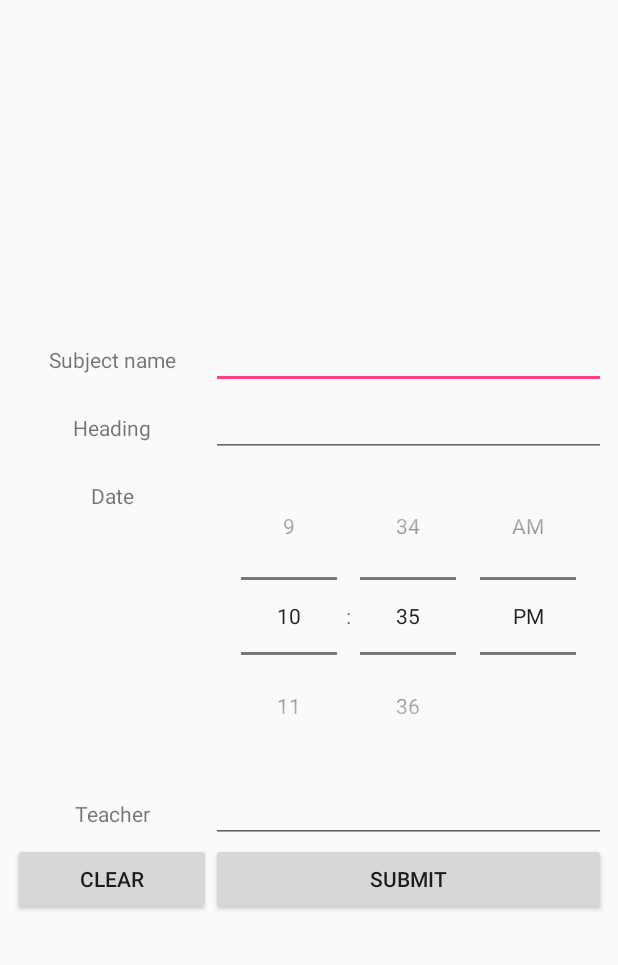
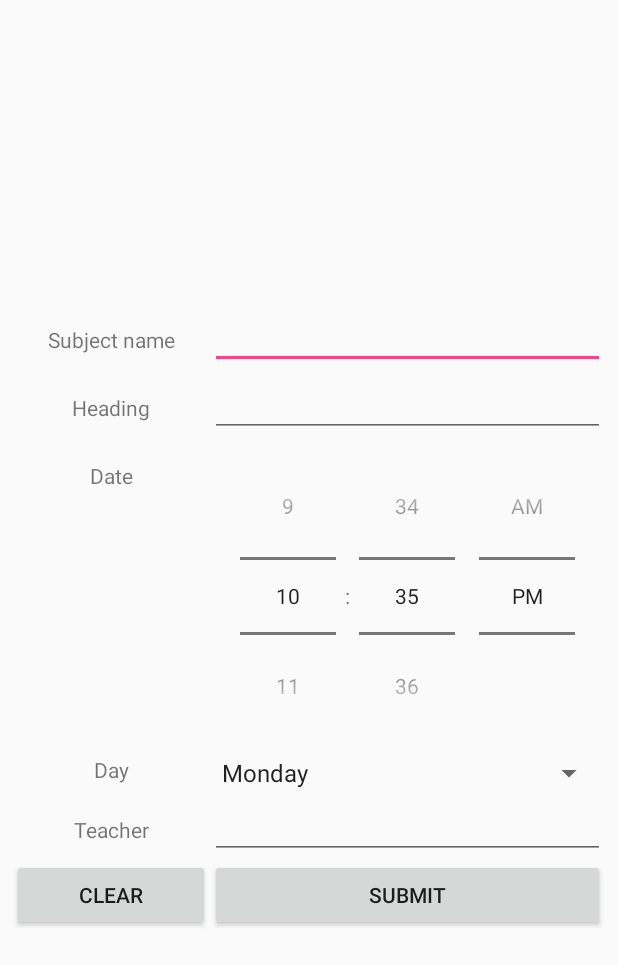
Before and after one commit to michalgorecki/Plan, an Android app: the screen it shows after launch (AddItemActivity), after a tap on "Add", on a phone screen of 412 x 824 dp. Shown: the top 965 px of the screen. Run offline under Robolectric (Android 15) with nearby library versions, the phone set to English and light mode, and no system bars; our stand-ins replace Room's generated code.

Commit message:
Modified domain - added weekday. +Corresponding changes to list adapter and changes in the form

```diff
--- a/app/src/main/java/mgorecki/pl/plan/activity/AddItemActivity.java
+++ b/app/src/main/java/mgorecki/pl/plan/activity/AddItemActivity.java
@@ -6,8 +6,10 @@ import android.support.v7.app.AppCompatActivity;
 import android.os.Bundle;
 import android.util.Log;
 import android.view.View;
+import android.widget.ArrayAdapter;
 import android.widget.Button;
 import android.widget.EditText;
+import android.widget.Spinner;
 import android.widget.TimePicker;
 import android.widget.Toast;
 
@@ -24,6 +26,7 @@ public class AddItemActivity extends AppCompatActivity {
     Calendar myCalendar;
     Button clearButton;
     Button submitButton;
+    Spinner spinner;
 
     @Override
     protected void onCreate(Bundle savedInstanceState) {
@@ -31,44 +34,50 @@ public class AddItemActivity extends AppCompatActivity {
         setContentView(R.layout.activity_add_item);
         myCalendar = Calendar.getInstance();
         clearButton = (Button) findViewById(R.id.clearButton);
-        submitButton =  (Button) findViewById(R.id.submitButton);
+        submitButton = (Button) findViewById(R.id.submitButton);
         timePicker = (TimePicker) findViewById(R.id.timePicker);
         nameEditText = (EditText) findViewById(R.id.nameEditText);
         headingEditText = (EditText) findViewById(R.id.headingEditText);
         teacherEditText = (EditText) findViewById(R.id.teacherEditText);
-        clearButton.setOnClickListener((v)->{
+        spinner = (Spinner) findViewById(R.id.spinner);
+        ArrayAdapter<CharSequence> adapter = ArrayAdapter.createFromResource(this,
+                R.array.weekdays_array, android.R.layout.simple_spinner_item);
+        adapter.setDropDownViewResource(android.R.layout.simple_spinner_dropdown_item);
+        spinner.setAdapter(adapter);
+
+        clearButton.setOnClickListener((v) -> {
             clearForm();
         });
     }
 
-    public void submitOnClick(View v){
-        Log.d(TAG,"Adding item to db");
-        String time = String.format("%02d:%02d",timePicker.getHour(),timePicker.getMinute());
-        Log.d(TAG,"Time string: "+time);
+    public void submitOnClick(View v) {
+        Log.d(TAG, "Adding item to db");
+        String time = String.format("%02d:%02d", timePicker.getHour(), timePicker.getMinute());
+        Log.d(TAG, "Time string: " + time);
         String name = nameEditText.getText().toString();
         String heading = headingEditText.getText().toString();
         String teacher = teacherEditText.getText().toString();
-        if(name.isEmpty() || heading.isEmpty() || teacher.isEmpty()){
-            Toast.makeText(this,"There's an empty field!",Toast.LENGTH_SHORT).show();
-        }else{
-            PlanItem item = new PlanItem(name,heading,teacher,time);
-            MyDbHelper.addItem(this,item);
+        String weekday = spinner.getSelectedItem().toString();
+        if (name.isEmpty() || heading.isEmpty() || teacher.isEmpty()) {
+            Toast.makeText(this, "There's an empty field!", Toast.LENGTH_SHORT).show();
+        } else {
+            PlanItem item = new PlanItem(name, heading, teacher, time,weekday);
+            MyDbHelper.addItem(this, item);
             clearForm();
             goBackToMain();
         }
     }
 
-    private void clearForm(){
+    private void clearForm() {
         nameEditText.getText().clear();
         headingEditText.getText().clear();
         teacherEditText.getText().clear();
     }
-    private void goBackToMain(){
+
+    private void goBackToMain() {
         Intent intent = new Intent(this, MainActivity.class);
         AddItemActivity.this.startActivity(intent);
     }
 
 
-
-
 }
--- a/app/src/main/java/mgorecki/pl/plan/db/AppDatabase.java
+++ b/app/src/main/java/mgorecki/pl/plan/db/AppDatabase.java
@@ -16,7 +16,7 @@ import mgorecki.pl.plan.utils.Converters;
  * Created by emigore on 2017-07-04.
  */
 
-@Database(entities = {User.class, PlanItem.class}, version = 4)
+@Database(entities = {User.class, PlanItem.class}, version = 5)
 @TypeConverters({Converters.class})
 public abstract class AppDatabase extends RoomDatabase {
 
--- a/app/src/main/java/mgorecki/pl/plan/utils/DatabaseInit.java
+++ b/app/src/main/java/mgorecki/pl/plan/utils/DatabaseInit.java
@@ -30,7 +30,7 @@ public class DatabaseInit {
     }
 
     private static void populateWithTestData(AppDatabase db) {
-        PlanItem planItem = new PlanItem("Matematyka","Algebra liniowa","Jan Kowalski","12:00");
+        PlanItem planItem = new PlanItem("Matematyka","Algebra liniowa","Jan Kowalski","12:00","Wednesday");
         db.planItemDao().insertAll(planItem);
 
         Log.d(TAG,"Items in the planitem: "+db.planItemDao().countPlanItem());
--- a/app/src/main/java/mgorecki/pl/plan/utils/PlanItemAdapter.java
+++ b/app/src/main/java/mgorecki/pl/plan/utils/PlanItemAdapter.java
@@ -35,9 +35,11 @@ public class PlanItemAdapter extends ArrayAdapter<PlanItem>{
         TextView nameField = (TextView) convertView.findViewById(R.id.nameTextView);
         TextView headingField = (TextView) convertView.findViewById(R.id.headingTextView);
         TextView teacherField = (TextView) convertView.findViewById(R.id.teacherTextView);
+        TextView weekdayField = (TextView) convertView.findViewById(R.id.weekdayTextView);
 
         nameField.setText(planItem.getName());
         time.setText(planItem.getTime());
+        weekdayField.setText(planItem.getWeekday());
         headingField.setText(planItem.getHeading());
         teacherField.setText(planItem.getTeacher());
         return convertView;
--- a/app/src/main/res/layout/activity_add_item.xml
+++ b/app/src/main/res/layout/activity_add_item.xml
@@ -9,16 +9,18 @@
     <LinearLayout
         android:layout_width="395dp"
         android:layout_height="wrap_content"
+        android:layout_marginBottom="8dp"
+        android:layout_marginLeft="8dp"
+        android:layout_marginRight="8dp"
+        android:layout_marginTop="8dp"
         android:orientation="vertical"
-        android:weightSum="5"
+        android:weightSum="6"
         app:layout_constraintBottom_toBottomOf="parent"
-        android:layout_marginBottom="8dp"
+        app:layout_constraintHorizontal_bias="0.0"
+        app:layout_constraintLeft_toLeftOf="parent"
+        app:layout_constraintRight_toRightOf="parent"
         app:layout_constraintTop_toTopOf="parent"
-        android:layout_marginTop="8dp"
-        android:layout_marginRight="8dp"
-        app:layout_constraintRight_toRightOf="parent"
-        android:layout_marginLeft="8dp"
-        app:layout_constraintLeft_toLeftOf="parent">
+        app:layout_constraintVertical_bias="0.497">
 
         <TableRow
             android:layout_width="match_parent"
@@ -99,6 +101,27 @@
             android:layout_width="match_parent"
             android:layout_height="match_parent"
             android:layout_weight="1"
+            android:weightSum="3">
+
+            <TextView
+                android:id="@+id/textView4"
+                android:layout_width="match_parent"
+                android:layout_height="match_parent"
+                android:layout_weight="2"
+                android:text="Day"
+                android:textAlignment="center" />
+
+            <Spinner
+                android:id="@+id/spinner"
+                android:layout_width="match_parent"
+                android:layout_height="wrap_content"
+                android:layout_weight="1" />
+        </TableRow>
+
+        <TableRow
+            android:layout_width="match_parent"
+            android:layout_height="match_parent"
+            android:layout_weight="1"
             tools:layout_editor_absoluteX="8dp"
             tools:layout_editor_absoluteY="8dp">
 
--- a/app/src/main/res/values/strings.xml
+++ b/app/src/main/res/values/strings.xml
@@ -1,4 +1,15 @@
 <resources>
     <string name="app_name">ContactBook</string>
     <string name="title_activity_add_item">AddItemActivity</string>
+
+    <string-array name="weekdays_array">
+        <item>Monday</item>
+        <item>Tuesday</item>
+        <item>Wednesday</item>
+        <item>Thursday</item>
+        <item>Friday</item>
+        <item>Saturday</item>
+        <item>Sunday</item>
+    </string-array>
+
 </resources>
```
Also changed, not shown: app/src/main/java/mgorecki/pl/plan/domain/PlanItem.java (+13 -1 lines), app/src/main/res/layout/plan_list_item.xml (+13 -4 lines).
